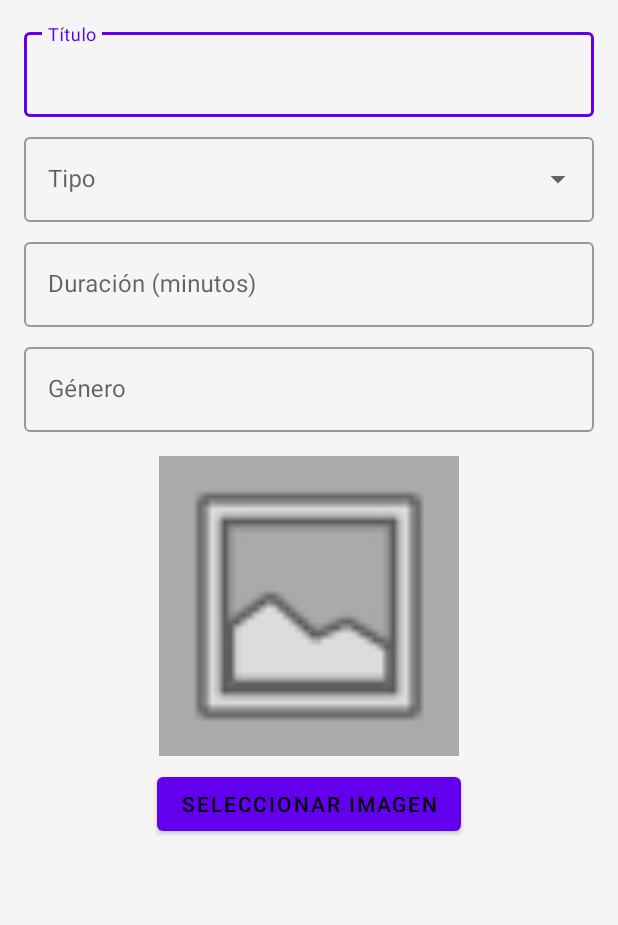
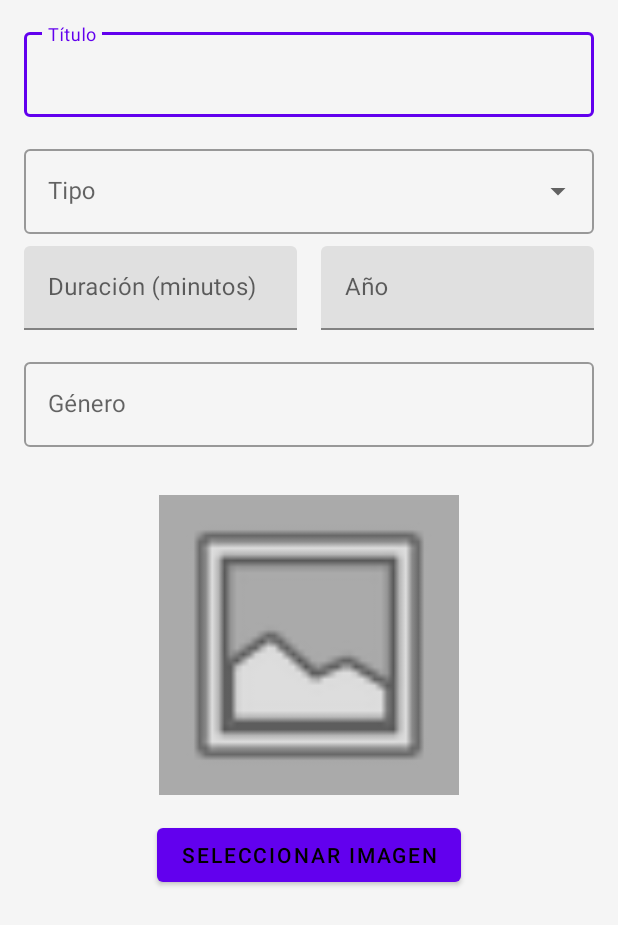
Before and after one commit to MadeleinPanqueva/ReelReminder2, an Android app: the layout dialog_add_content.xml on its own in the app's theme, with its tools: preview values and no code run, on a phone screen of 412 x 824 dp. Shown: the top 925 px of the screen. Run offline under Robolectric (Android 15) with nearby library versions, the phone set to English and light mode, and no system bars.

```diff
--- a/app/src/main/res/layout/dialog_add_content.xml
+++ b/app/src/main/res/layout/dialog_add_content.xml
@@ -15,7 +15,8 @@
             style="@style/Widget.MaterialComponents.TextInputLayout.OutlinedBox"
             android:layout_width="match_parent"
             android:layout_height="wrap_content"
-            android:hint="Título">
+            android:hint="Título"
+            android:layout_marginBottom="8dp">
 
             <com.google.android.material.textfield.TextInputEditText
                 android:id="@+id/etTitle"
@@ -30,6 +31,7 @@
             android:layout_width="match_parent"
             android:layout_height="wrap_content"
             android:layout_marginTop="8dp"
+            android:layout_marginBottom="8dp"
             android:hint="Tipo">
 
             <AutoCompleteTextView
@@ -39,12 +41,17 @@
                 android:inputType="none" />
         </com.google.android.material.textfield.TextInputLayout>
 
-        <com.google.android.material.textfield.TextInputLayout
-            android:id="@+id/tilDuration"
-            style="@style/Widget.MaterialComponents.TextInputLayout.OutlinedBox"
+        <LinearLayout
             android:layout_width="match_parent"
             android:layout_height="wrap_content"
-            android:layout_marginTop="8dp"
+            android:orientation="horizontal">
+
+            <com.google.android.material.textfield.TextInputLayout
+                android:layout_width="0dp"
+                android:layout_height="wrap_content"
+                android:layout_weight="1"
+                android:layout_marginEnd="8dp"
+                android:layout_marginBottom="8dp"
                 android:hint="Duración (minutos)">
 
                 <com.google.android.material.textfield.TextInputEditText
@@ -55,11 +62,29 @@
             </com.google.android.material.textfield.TextInputLayout>
 
             <com.google.android.material.textfield.TextInputLayout
+                android:layout_width="0dp"
+                android:layout_height="wrap_content"
+                android:layout_weight="1"
+                android:layout_marginBottom="8dp"
+                android:hint="Año"
+                android:layout_marginStart="8dp">
+
+                <com.google.android.material.textfield.TextInputEditText
+                    android:id="@+id/etYear"
+                    android:layout_width="match_parent"
+                    android:layout_height="wrap_content"
+                    android:inputType="number"
+                    android:maxLength="4" />
+            </com.google.android.material.textfield.TextInputLayout>
+        </LinearLayout>
+
+        <com.google.android.material.textfield.TextInputLayout
             android:id="@+id/tilGenre"
             style="@style/Widget.MaterialComponents.TextInputLayout.OutlinedBox"
             android:layout_width="match_parent"
             android:layout_height="wrap_content"
             android:layout_marginTop="8dp"
+            android:layout_marginBottom="16dp"
             android:hint="Género">
 
             <com.google.android.material.textfield.TextInputEditText
@@ -75,6 +100,7 @@
             android:layout_height="200dp"
             android:layout_gravity="center"
             android:layout_marginTop="16dp"
+            android:layout_marginBottom="8dp"
             android:background="@android:color/darker_gray"
             android:scaleType="centerCrop"
             android:src="@android:drawable/ic_menu_gallery" />
@@ -85,6 +111,7 @@
             android:layout_height="wrap_content"
             android:layout_gravity="center"
             android:layout_marginTop="8dp"
+            android:layout_marginBottom="8dp"
             android:text="Seleccionar imagen" />
 
     </LinearLayout>
```
Also changed, not shown: app/src/main/java/com/example/reelreminder2/DashboardActivity.java (+14 -2 lines), app/src/main/java/com/example/reelreminder2/DatabaseHelper.java (+10 -1 lines), app/src/main/java/com/example/reelreminder2/models/Content.java (+9 -0 lines). Lines whose indentation alone changed are shown as unchanged.
